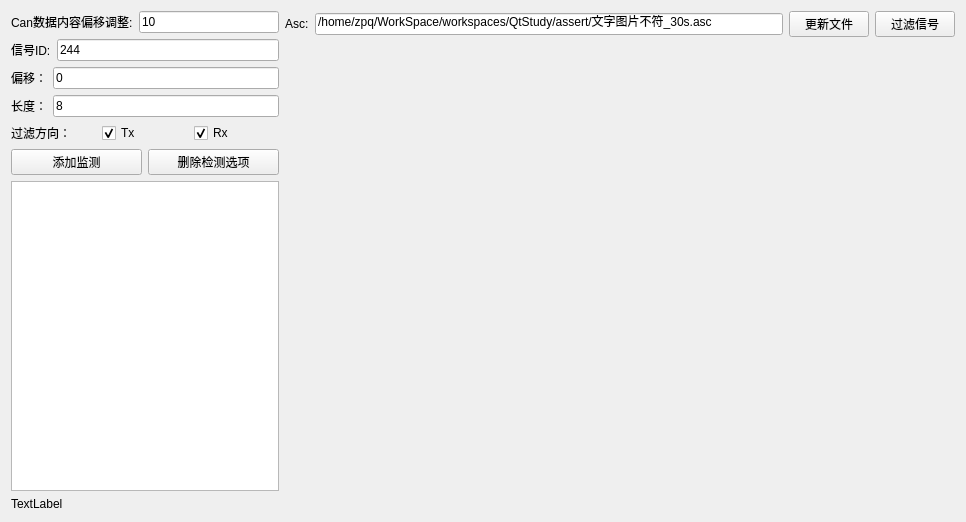
The window that ascanalyseform.ui (ZhengPengqiao/AssistantTool) describes before a commit, drawn with Qt 5.
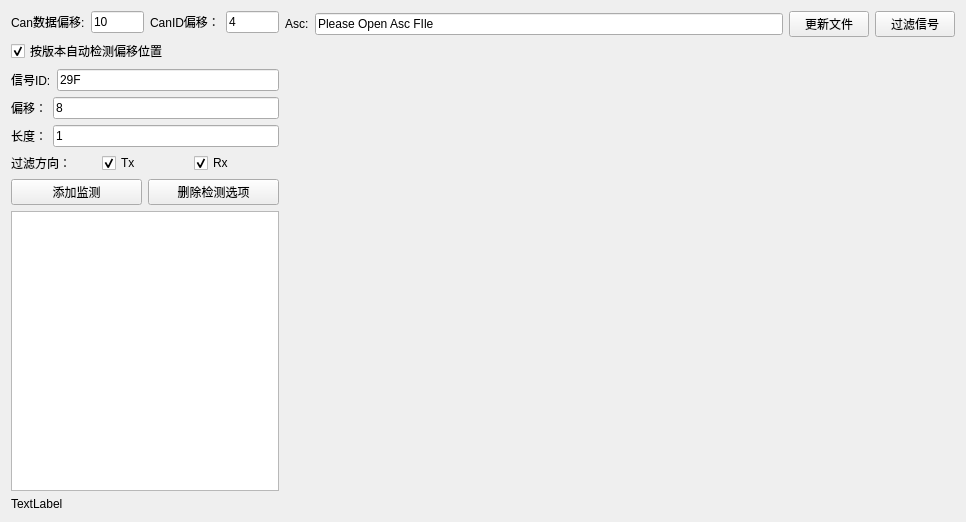
The same window after the commit. Custom widgets are drawn as their Qt base class.

```diff
--- a/ascanalyseform.ui
+++ b/ascanalyseform.ui
@@ -18,13 +18,13 @@
   </property>
   <layout class="QGridLayout" name="gridLayout" columnstretch="2,5" rowminimumheight="0,0">
    <item row="0" column="0">
-    <layout class="QVBoxLayout" name="verticalLayout_2" stretch="0,0,0,0,0,0,0">
+    <layout class="QVBoxLayout" name="verticalLayout_2" stretch="0,0,0,0,0,0,0,0">
      <item>
       <layout class="QHBoxLayout" name="horizontalLayout_11">
        <item>
         <widget class="QLabel" name="label_2">
          <property name="text">
-          <string>Can数据内容偏移调整:</string>
+          <string>Can数据偏移:</string>
          </property>
         </widget>
        </item>
@@ -35,6 +35,34 @@
          </property>
         </widget>
        </item>
+       <item>
+        <widget class="QLabel" name="label_8">
+         <property name="text">
+          <string>CanID偏移：</string>
+         </property>
+        </widget>
+       </item>
+       <item>
+        <widget class="QLineEdit" name="lineEdit_signalIDOffset">
+         <property name="text">
+          <string>4</string>
+         </property>
+        </widget>
+       </item>
+      </layout>
+     </item>
+     <item>
+      <layout class="QHBoxLayout" name="horizontalLayout_4">
+       <item>
+        <widget class="QCheckBox" name="checkBox_OffsetByVersion">
+         <property name="text">
+          <string>按版本自动检测偏移位置</string>
+         </property>
+         <property name="checked">
+          <bool>true</bool>
+         </property>
+        </widget>
+       </item>
       </layout>
      </item>
      <item>
@@ -49,7 +77,7 @@
        <item>
         <widget class="QLineEdit" name="lineEdit_signalID">
          <property name="text">
-          <string>244</string>
+          <string>29F</string>
          </property>
         </widget>
        </item>
@@ -67,7 +95,7 @@
        <item>
         <widget class="QLineEdit" name="lineEdit_signalOffset">
          <property name="text">
-          <string>0</string>
+          <string>8</string>
          </property>
         </widget>
        </item>
@@ -85,7 +113,7 @@
        <item>
         <widget class="QLineEdit" name="lineEdit_signalLen">
          <property name="text">
-          <string>8</string>
+          <string>1</string>
          </property>
         </widget>
        </item>
@@ -172,7 +200,7 @@
          <item>
           <widget class="QLineEdit" name="lineEdit">
            <property name="text">
-            <string>/home/zpq/WorkSpace/workspaces/QtStudy/assert/文字图片不符_30s.asc</string>
+            <string>Please Open Asc FIle</string>
            </property>
           </widget>
          </item>
```
